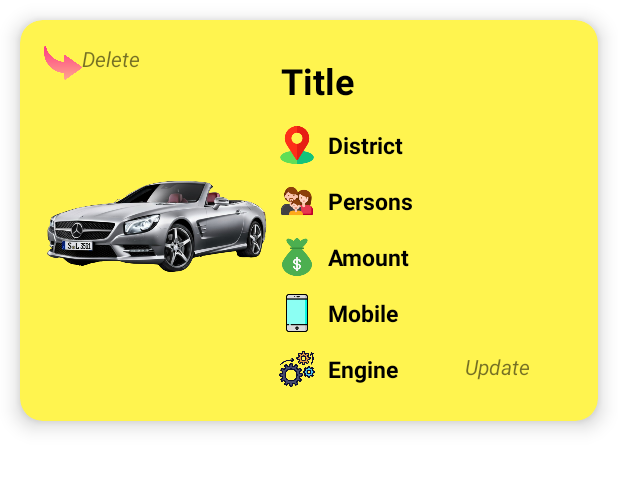
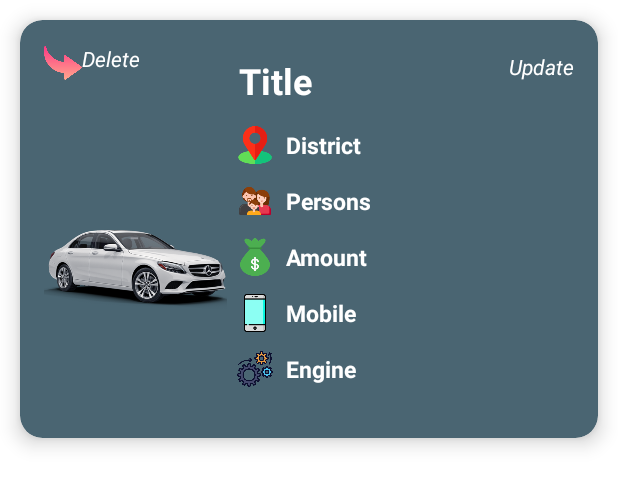
Before and after one commit to ks-nishan/TeamMark, an Android app: the layout ads.xml on its own in the app's theme, with its tools: preview values and no code run, on a phone screen of 412 x 824 dp. Shown: the top 487 px of the screen. Run offline under Robolectric (Android 15) with nearby library versions, the phone set to English and light mode, and no system bars.

Commit message:
changes after 1st commit

```diff
--- a/app/src/main/res/layout/activity_login_page.xml
+++ b/app/src/main/res/layout/activity_login_page.xml
@@ -49,6 +49,8 @@
         android:layout_marginTop="30dp"
         android:background="@drawable/input"
         android:drawableLeft="@drawable/ic_baseline_lock_24" />
+
+
 
     <TextView
         android:id="@+id/txtforgotPassword"
--- a/app/src/main/res/layout/ads.xml
+++ b/app/src/main/res/layout/ads.xml
@@ -1,13 +1,13 @@
 <?xml version="1.0" encoding="utf-8"?>
 <androidx.cardview.widget.CardView xmlns:android="http://schemas.android.com/apk/res/android"
+    xmlns:app="http://schemas.android.com/apk/res-auto"
     xmlns:tools="http://schemas.android.com/tools"
     android:layout_width="match_parent"
     android:layout_height="wrap_content"
-    xmlns:app="http://schemas.android.com/apk/res-auto"
-    app:cardElevation="8dp"
-    android:backgroundTint="#fff44f"
+    android:layout_margin="13dp"
+    android:backgroundTint="#4A6572"
     app:cardCornerRadius="15dp"
-    android:layout_margin="13dp">
+    app:cardElevation="8dp">
 
     <RelativeLayout
         android:layout_width="match_parent"
@@ -18,165 +18,162 @@
 
         <ImageView
             android:id="@+id/img1"
-            android:layout_width="150dp"
-            android:layout_height="150dp"
+            android:layout_width="122dp"
+            android:layout_height="200dp"
             android:layout_marginTop="70px"
-            android:src="@drawable/benzz_adobespark" />
+            android:src="@drawable/white_benz" />
 
         <TextView
-            android:layout_width="match_parent"
+            android:id="@+id/title_text"
+            android:layout_width="400px"
             android:layout_height="wrap_content"
+            android:layout_toRightOf="@+id/img1"
+            android:padding="8dp"
             android:text="Title"
-            android:textStyle="bold"
+            android:textColor="@color/white"
             android:textSize="24sp"
-            android:textColor="@color/black"
-            android:padding="8dp"
-            android:id="@+id/title_text"
-            android:layout_toRightOf="@+id/img1"/>
+            android:textStyle="bold" />
 
         <ImageView
             android:id="@+id/card1LocationImg"
-            android:src="@drawable/location_icon"
             android:layout_width="25dp"
             android:layout_height="25dp"
             android:layout_below="@id/title_text"
+            android:layout_marginLeft="6dp"
+            android:layout_marginTop="6dp"
             android:layout_toRightOf="@+id/img1"
-            android:layout_marginLeft="6dp"
-            android:layout_marginTop="6dp"/>
+            android:src="@drawable/location_icon" />
 
         <TextView
+            android:id="@+id/district_text"
             android:layout_width="match_parent"
             android:layout_height="wrap_content"
+            android:layout_below="@id/title_text"
+            android:layout_toRightOf="@+id/card1LocationImg"
+            android:padding="8dp"
             android:text="District"
+            android:textColor="@color/white"
             android:textSize="15sp"
-        android:textStyle="bold"
-        android:textColor="@color/black"
-        android:padding="8dp"
-        android:id="@+id/district_text"
-        android:layout_below="@id/title_text"
-        android:layout_toRightOf="@+id/card1LocationImg"/>
+            android:textStyle="bold" />
 
         <ImageView
             android:id="@+id/card1PersonImg"
-            android:src="@drawable/person_icon"
             android:layout_width="25dp"
             android:layout_height="25dp"
             android:layout_below="@id/district_text"
+            android:layout_marginLeft="6dp"
+            android:layout_marginTop="6dp"
             android:layout_toRightOf="@+id/img1"
-            android:layout_marginLeft="6dp"
-            android:layout_marginTop="6dp"/>
+            android:src="@drawable/person_icon" />
 
         <TextView
+            android:id="@+id/person_text"
             android:layout_width="match_parent"
             android:layout_height="wrap_content"
+            android:layout_below="@id/district_text"
+            android:layout_toRightOf="@+id/card1PersonImg"
+            android:padding="8dp"
             android:text="Persons"
+            android:textColor="@color/white"
             android:textSize="15sp"
-        android:textStyle="bold"
-        android:textColor="@color/black"
-        android:padding="8dp"
-        android:id="@+id/person_text"
-        android:layout_below="@id/district_text"
-        android:layout_toRightOf="@+id/card1PersonImg"/>
+            android:textStyle="bold" />
 
         <ImageView
             android:id="@+id/card1MoneyImg"
-            android:src="@drawable/money_icon"
             android:layout_width="25dp"
             android:layout_height="25dp"
             android:layout_below="@id/person_text"
+            android:layout_marginLeft="6dp"
+            android:layout_marginTop="6dp"
             android:layout_toRightOf="@+id/img1"
-            android:layout_marginLeft="6dp"
-            android:layout_marginTop="6dp"/>
+            android:src="@drawable/money_icon" />
 
         <TextView
+            android:id="@+id/amount_text"
             android:layout_width="match_parent"
             android:layout_height="wrap_content"
+            android:layout_below="@+id/person_text"
+            android:layout_toRightOf="@+id/card1MoneyImg"
+            android:padding="8dp"
             android:text="Amount"
+            android:textColor="@color/white"
             android:textSize="15sp"
-        android:textStyle="bold"
-        android:textColor="@color/black"
-        android:padding="8dp"
-        android:id="@+id/amount_text"
-        android:layout_below="@+id/person_text"
-        android:layout_toRightOf="@+id/card1MoneyImg"/>
+            android:textStyle="bold" />
 
         <ImageView
             android:id="@+id/card1phone"
-            android:src="@drawable/mobile_icon"
             android:layout_width="25dp"
             android:layout_height="25dp"
             android:layout_below="@id/amount_text"
+            android:layout_marginLeft="6dp"
+            android:layout_marginTop="6dp"
             android:layout_toRightOf="@+id/img1"
-            android:layout_marginLeft="6dp"
-            android:layout_marginTop="6dp"/>
+            android:src="@drawable/mobile_icon" />
 
         <TextView
+            android:id="@+id/mobile_text"
             android:layout_width="match_parent"
             android:layout_height="wrap_content"
+            android:layout_below="@+id/amount_text"
+            android:layout_toRightOf="@+id/card1phone"
+            android:padding="8dp"
             android:text="Mobile"
+            android:textColor="@color/white"
             android:textSize="15sp"
-            android:textStyle="bold"
-            android:textColor="@color/black"
-            android:padding="8dp"
-            android:id="@+id/mobile_text"
-            android:layout_below="@+id/amount_text"
-            android:layout_toRightOf="@+id/card1phone"/>
+            android:textStyle="bold" />
 
         <ImageView
             android:id="@+id/card1engine"
-            android:src="@drawable/engineering"
             android:layout_width="25dp"
             android:layout_height="25dp"
             android:layout_below="@id/mobile_text"
+            android:layout_marginLeft="6dp"
+            android:layout_marginTop="6dp"
             android:layout_toRightOf="@+id/img1"
-            android:layout_marginLeft="6dp"
-            android:layout_marginTop="6dp"/>
+            android:src="@drawable/engineering" />
 
         <TextView
+            android:id="@+id/engine_text"
             android:layout_width="wrap_content"
             android:layout_height="wrap_content"
+            android:layout_below="@id/mobile_text"
+            android:layout_toRightOf="@+id/card1engine"
+            android:padding="8dp"
             android:text="Engine"
+            android:textColor="@color/white"
             android:textSize="15sp"
-            android:textStyle="bold"
-            android:textColor="@color/black"
-            android:padding="8dp"
-            android:id="@+id/engine_text"
-            android:layout_below="@id/mobile_text"
-            android:layout_toRightOf="@+id/card1engine"/>
+            android:textStyle="bold" />
 
         <ImageView
             android:id="@+id/delImg"
             android:layout_width="25dp"
             android:layout_height="25dp"
-            android:src="@drawable/leftmessage"
-            android:rotation="180"/>
+            android:rotation="180"
+            android:src="@drawable/leftmessage" />
 
         <TextView
             android:layout_width="wrap_content"
             android:layout_height="wrap_content"
+            android:layout_toRightOf="@+id/delImg"
             android:text="Delete"
-            android:textStyle="italic"
-            android:layout_toRightOf="@+id/delImg"/>
+            android:textColor="@color/white"
+            android:textStyle="italic" />
 
         <ImageView
             android:id="@+id/edtImg"
             android:layout_width="35dp"
             android:layout_height="35dp"
-            android:src="@drawable/redo"
-            android:layout_toRightOf="@+id/engine_text"
-            android:layout_below="@+id/mobile_text"
-            android:layout_marginLeft="185px"
-            android:rotation="180"/>
+            android:layout_toRightOf="@+id/title_text"
+            android:rotation="180"
+            android:src="@drawable/redo" />
 
         <TextView
             android:layout_width="wrap_content"
             android:layout_height="wrap_content"
-            android:layout_below="@id/engine_text"
-            android:layout_marginLeft="5px"
-            android:layout_marginTop="-30dp"
-            android:layout_marginRight="-80dp"
+            android:layout_marginTop="5dp"
             android:layout_toLeftOf="@+id/edtImg"
             android:text="Update"
+            android:textColor="@color/white"
             android:textStyle="italic" />
 
 
```
Also changed, not shown: app/src/main/java/com/example/teammark/Admin_PostAD.java (+65 -54 lines), app/src/main/java/com/example/teammark/Myadapter.java (+24 -22 lines), app/src/main/res/layout/activity_admin_post_ad.xml (+9 -10 lines), app/src/main/res/layout/activity_show.xml (+84 -14 lines). Lines whose indentation alone changed are shown as unchanged.
